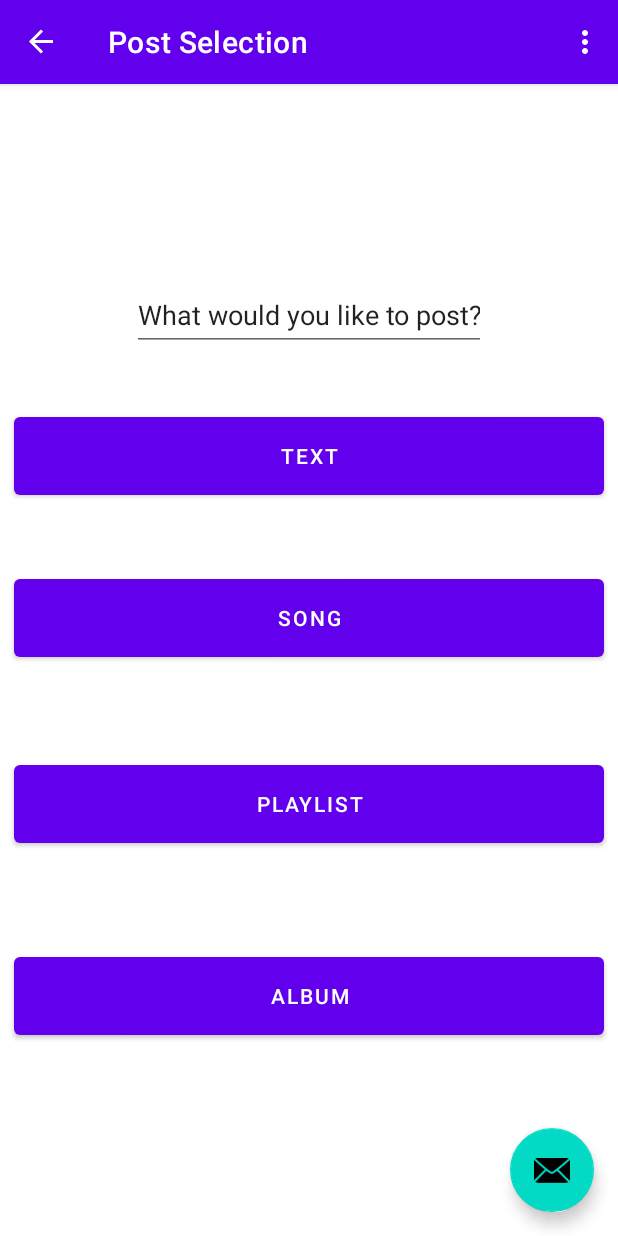
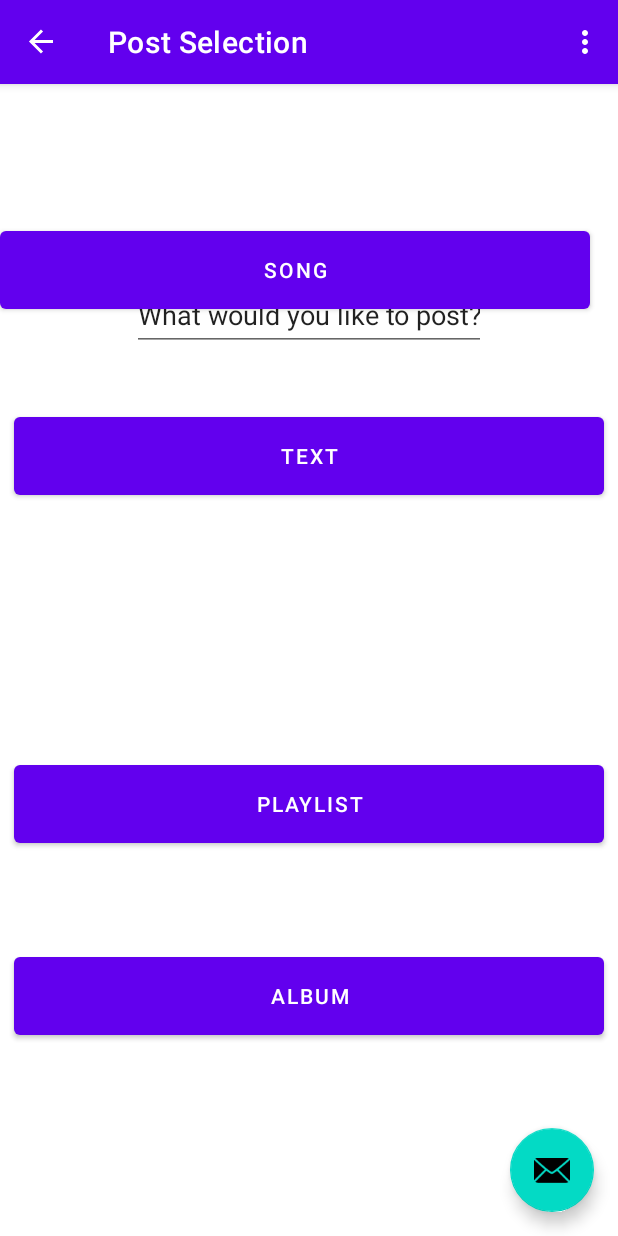
Before and after one commit to FeelingA1/MobileApps, an Android app: the PostSelectionFragment screen opened through its navigation route, on a phone screen of 412 x 824 dp. Run offline under Robolectric (Android 15) with nearby library versions, the phone set to English and light mode, and no system bars; our stand-ins replace navigation-ui.

Commit message:
more work done on the fragments. navagator works now

```diff
--- a/app/src/main/res/layout/fragment_post_selection.xml
+++ b/app/src/main/res/layout/fragment_post_selection.xml
@@ -20,10 +20,11 @@
         android:id="@+id/button_song"
         android:layout_width="393dp"
         android:layout_height="64dp"
-        android:layout_marginBottom="380dp"
+        android:layout_marginBottom="612dp"
         android:text="@string/song"
         app:layout_constraintBottom_toBottomOf="parent"
         app:layout_constraintEnd_toEndOf="parent"
+        app:layout_constraintHorizontal_bias="0.0"
         app:layout_constraintStart_toStartOf="parent" />
 
     <Button
```
